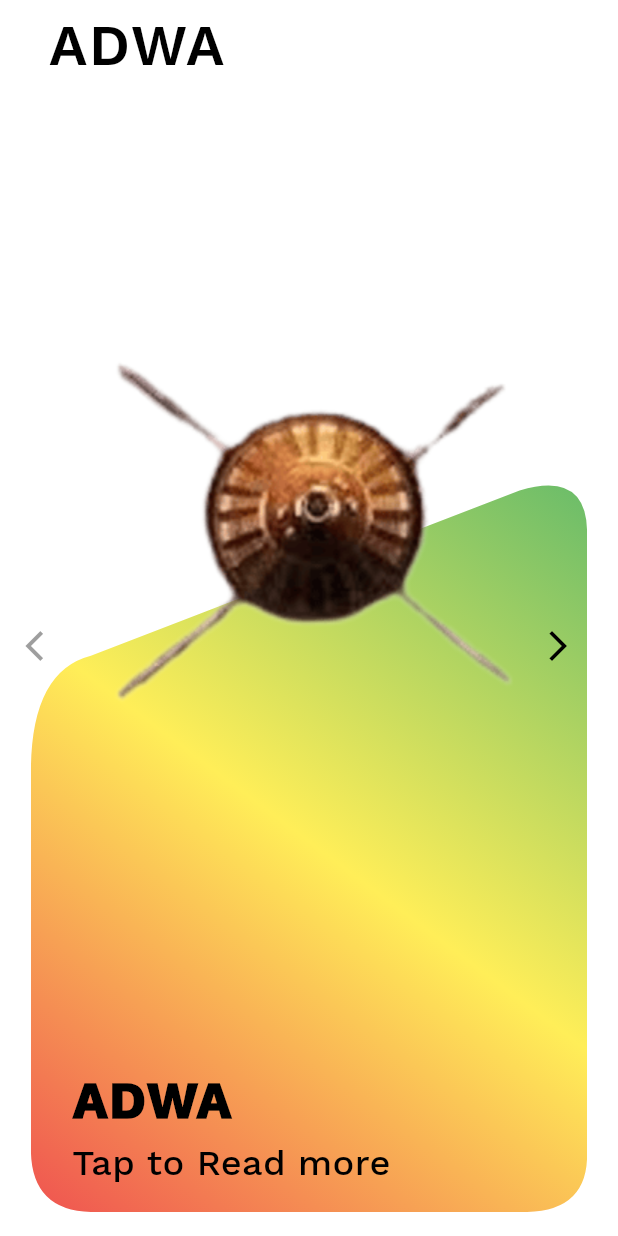
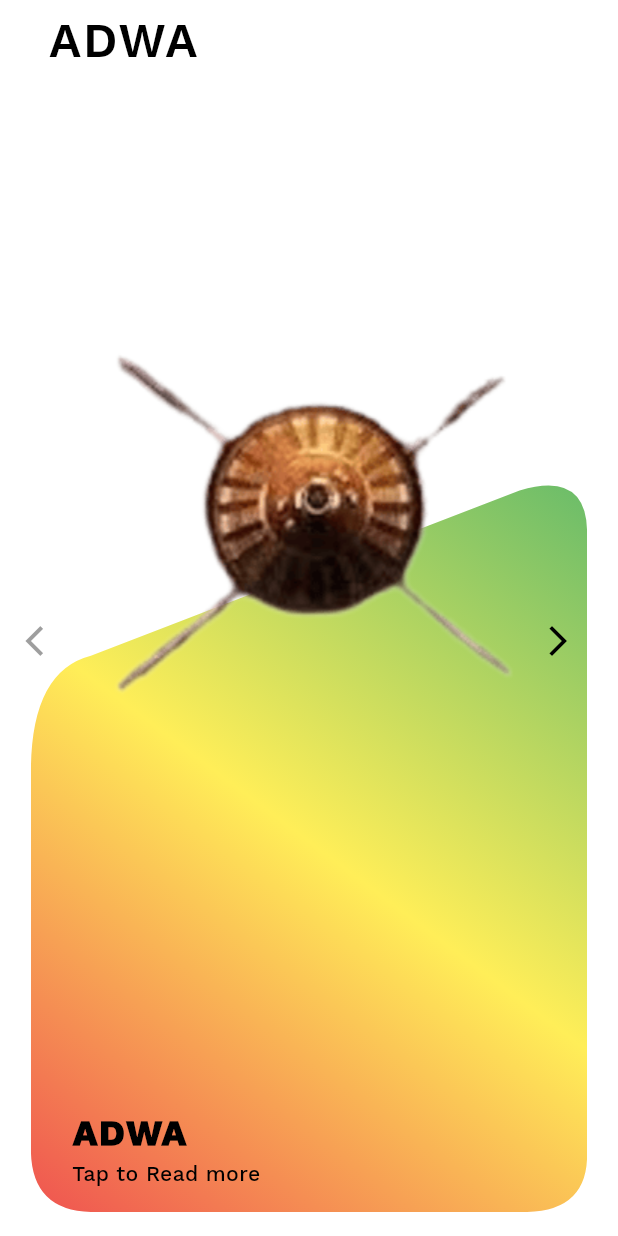
Before and after one commit to dot-ruth/adwa, a Flutter app: the screen it shows after launch, on a phone screen of 412 x 824 dp. Run offline on Flutter 3.47's test engine with Material 3 defaults, Android fonts, the light colour scheme and no system bars.

Commit message:
fix: updated font size

```diff
--- a/lib/styleguide.dart
+++ b/lib/styleguide.dart
@@ -5,7 +5,7 @@ class AppTheme {
   static const TextStyle display1 = TextStyle(
     fontFamily: 'WorkSans',
     color: Colors.black,
-    fontSize: 38,
+    fontSize: 32,
     fontWeight: FontWeight.w600,
     letterSpacing: 1.2,
   );
@@ -13,7 +13,7 @@ class AppTheme {
   static const TextStyle display2 = TextStyle(
     fontFamily: 'WorkSans',
     color: Colors.black,
-    fontSize: 32,
+    fontSize: 26,
     fontWeight: FontWeight.normal,
     letterSpacing: 1.1,
   );
@@ -21,7 +21,7 @@ class AppTheme {
   static final TextStyle heading = TextStyle(
     fontFamily: 'WorkSans',
     fontWeight: FontWeight.w900,
-    fontSize: 34,
+    fontSize: 24,
     color: Colors.black,
     letterSpacing: 1.2,
   );
@@ -30,7 +30,7 @@ class AppTheme {
     inherit: true,
     fontFamily: 'WorkSans',
     fontWeight: FontWeight.w500,
-    fontSize: 24,
+    fontSize: 14,
     color: Colors.black,
   );
 }
```
Also changed, not shown: flutter_01.png (added).
